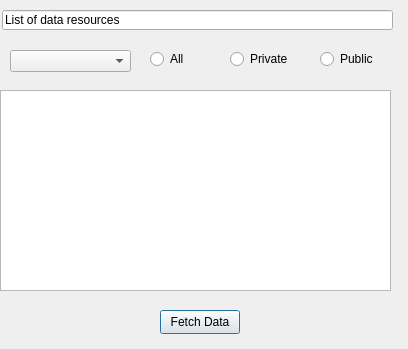
peter-sirpi/gdi-qgis-plugin, file Ugix_resources_dialog_base.ui: the form before one commit.
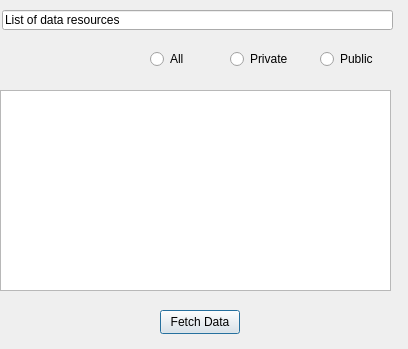
The form after the commit.

```diff
--- a/Ugix_resources_dialog_base.ui
+++ b/Ugix_resources_dialog_base.ui
@@ -49,16 +49,16 @@
     <string>List of data resources</string>
    </property>
   </widget>
-  <widget class="QComboBox" name="comboBox">
+  <!-- <widget class="QComboBox" name="comboBox">
    <property name="geometry">
     <rect>
      <x>10</x>
      <y>50</y>
-     <width>121</width>
+     <width>90</width>
      <height>22</height>
     </rect>
    </property>
-  </widget>
+  </widget> -->
   <widget class="QRadioButton" name="radioButtonAll">
    <property name="geometry">
     <rect>
```
